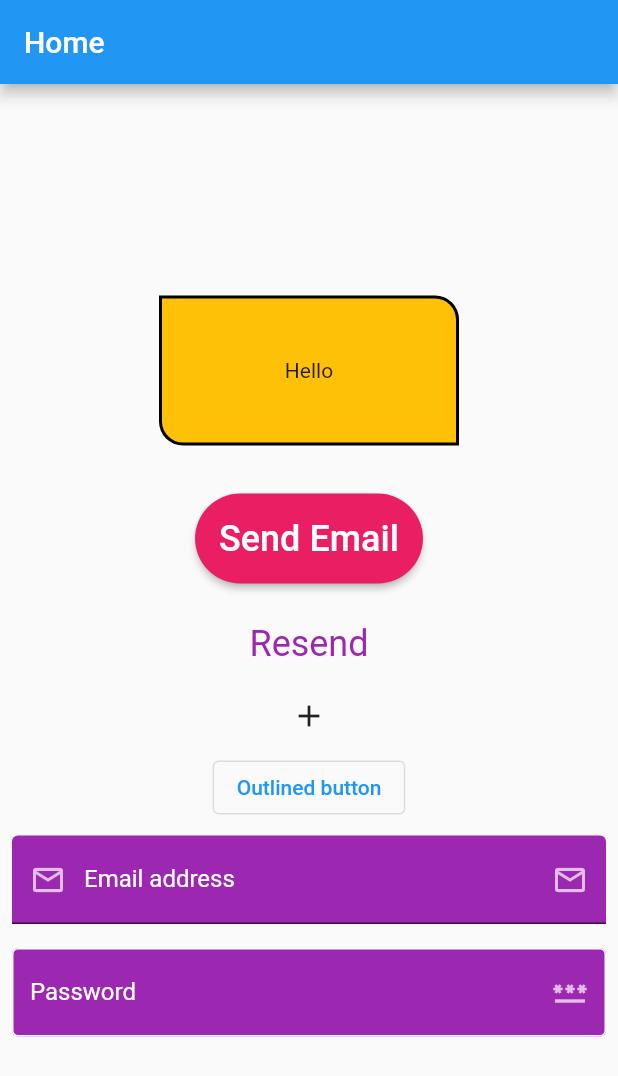
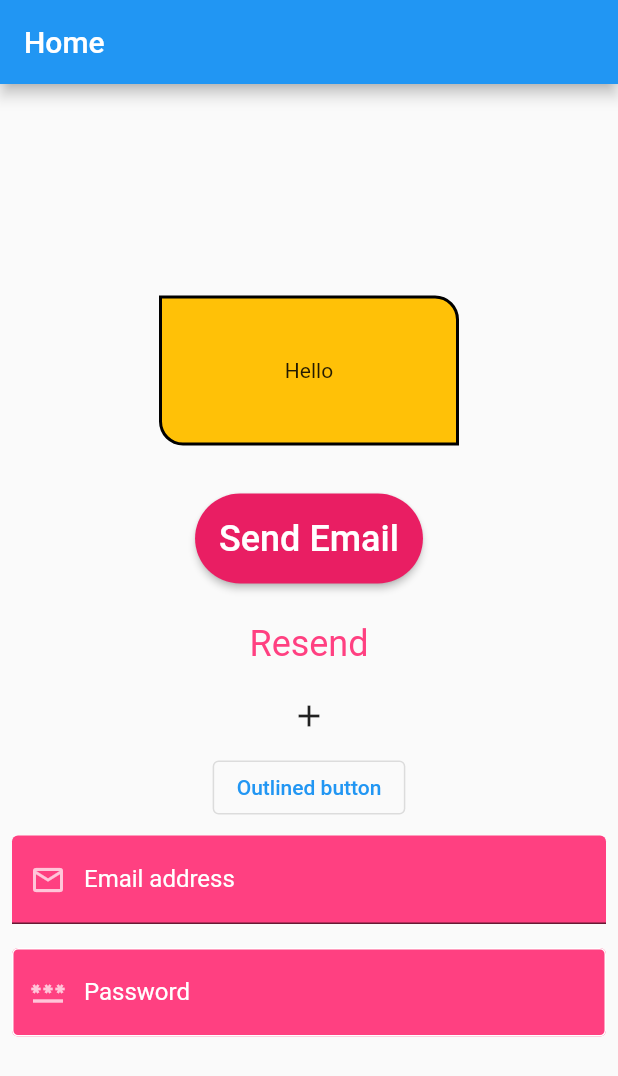
Before and after one commit to csearafat01/module_6, a Flutter app: the screen it shows after launch, on a phone screen of 412 x 824 dp. Shown: the top 1076 px of the screen. Run offline on Flutter 3.47's test engine with Material 2 defaults, Android fonts, the light colour scheme and no system bars.

Commit message:
module_6_practice

```diff
--- a/lib/main.dart
+++ b/lib/main.dart
@@ -76,7 +76,7 @@
             ),
             TextButton(
               style: TextButton.styleFrom(
-                  foregroundColor: Colors.purple,
+                  foregroundColor: Colors.pinkAccent,
                   textStyle: TextStyle(
                       fontSize: 24
                   )
@@ -106,13 +106,13 @@
                     color: Colors.white
                 ),
                 decoration: InputDecoration(
-                    fillColor: Colors.purple,
+                    fillColor: Colors.pinkAccent,
                     filled: true,
                     hintText: 'Enter your email address',
                     hintStyle: TextStyle(
                         color: Colors.white70
                     ),
-                    suffixIcon: Icon(Icons.email_outlined, color: Colors.white70,),
+                    //suffixIcon: Icon(Icons.email_outlined, color: Colors.white70,),
                     prefixIcon: Icon(Icons.email_outlined, color: Colors.white70,),
                     label: Text('Email address'),
                     labelStyle: TextStyle(
@@ -130,13 +130,14 @@
                     color: Colors.white
                 ),
                 decoration: InputDecoration(
-                  fillColor: Colors.purple,
+                  fillColor: Colors.pinkAccent,
                   filled: true,
                   hintText: 'Enter your password',
                   hintStyle: TextStyle(
                       color: Colors.white70
                   ),
-                  suffixIcon: Icon(Icons.password, color: Colors.white70,),
+                  prefixIcon: Icon(Icons.password, color: Colors.white70,),
+                  //suffixIcon: Icon(Icons.password, color: Colors.white70,),
                   label: Text('Password'),
                   labelStyle: TextStyle(
                       color: Colors.white
```
